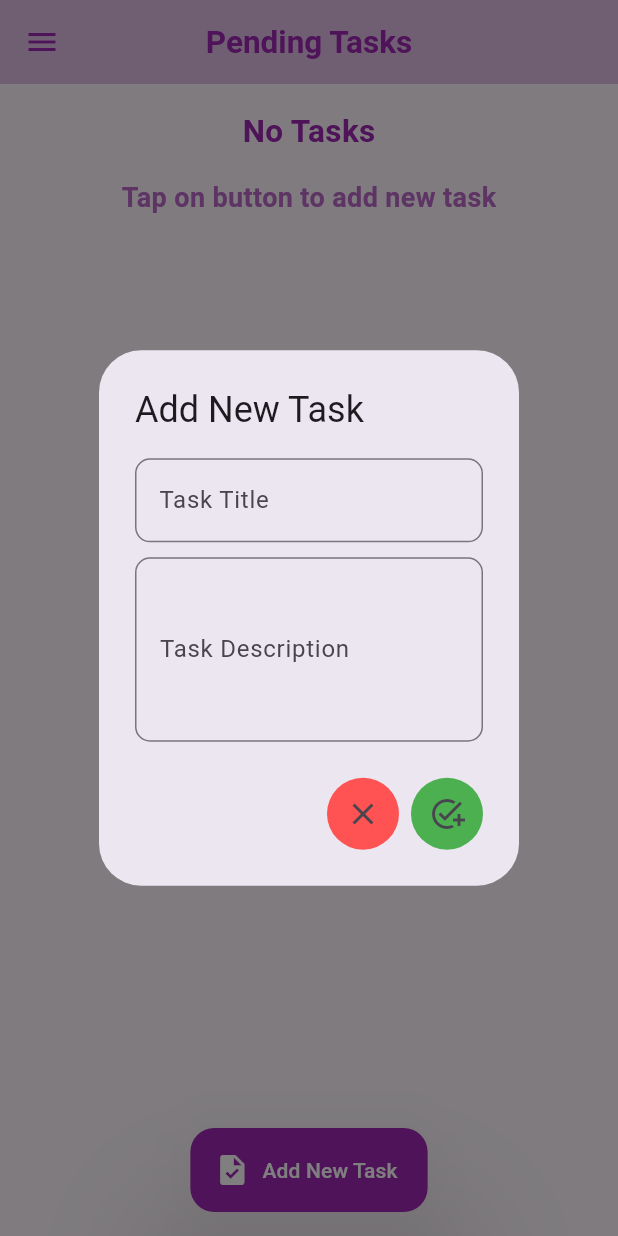
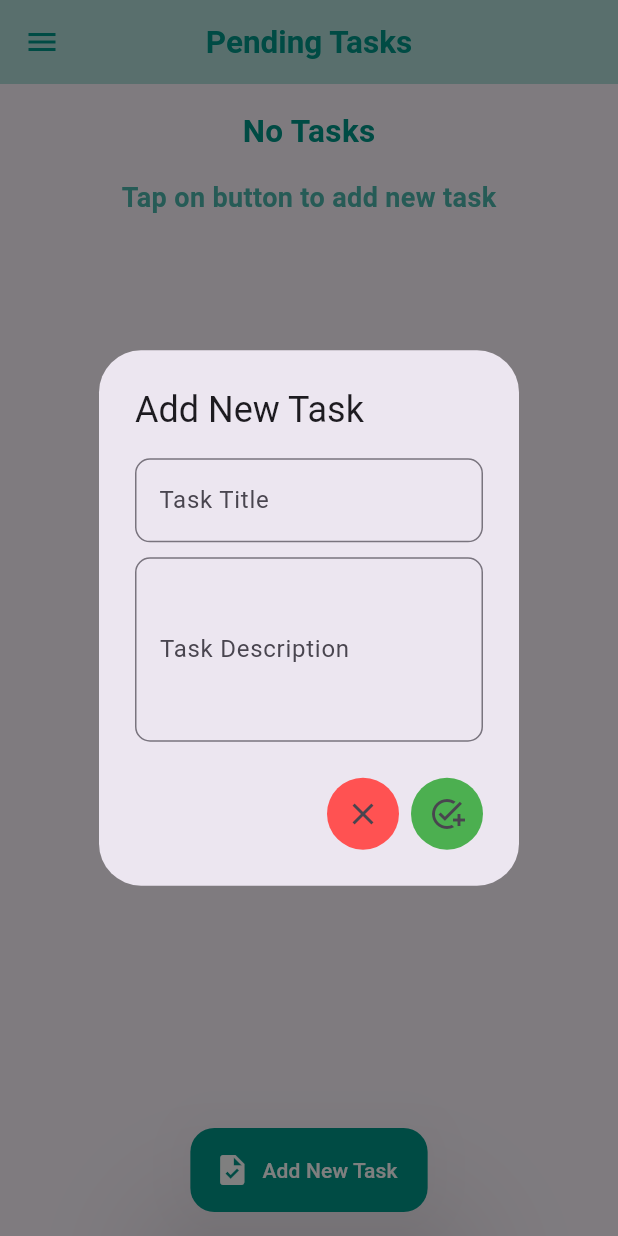
Before and after one commit to rajeevdubey1/ToDo-App, a Flutter app: the screen it shows after launch, after a tap on "Add New Task", on a phone screen of 412 x 824 dp. Run offline on Flutter 3.47's test engine with Material 3 defaults, Android fonts, the phone set to English and light mode, and no system bars; our stand-ins replace get, sqflite; accounts and stored records are empty.

```diff
--- a/lib/main.dart
+++ b/lib/main.dart
@@ -33,7 +33,7 @@ class MyApp extends StatelessWidget {
       debugShowCheckedModeBanner: false,
       title: 'Todo App',
       theme: ThemeData(
-        primarySwatch: Colors.purple,
+        primarySwatch: Colors.teal,
       ),
       home: const PendingTasksScreen(),
     );
--- a/lib/views/pending_tasks_screen.dart
+++ b/lib/views/pending_tasks_screen.dart
@@ -37,11 +37,11 @@ class _PendingTasksScreenState extends State<PendingTasksScreen> {
           const DrawerHeader(
             padding:  EdgeInsets.all(0),
                   decoration:
-                      BoxDecoration(color: Colors.purple),
+                      BoxDecoration(color: Colors.teal),
                   child: UserAccountsDrawerHeader(
                     margin:  EdgeInsets.all(0),
                     decoration:
-                        BoxDecoration(color: Colors.purple),
+                        BoxDecoration(color: Colors.teal),
                     accountName: Text(
                       "TODO LIST",
                       style: TextStyle(fontSize: 18, fontWeight: FontWeight.bold, color: Colors.white),
@@ -56,16 +56,16 @@ class _PendingTasksScreenState extends State<PendingTasksScreen> {
                   ),
           ),
           ListTile(
-            tileColor: Colors.purple[100],
+            tileColor: Colors.teal[100],
             leading: const Icon(
               Icons.pending_actions_rounded,
-              color: Colors.purple,
+              color: Colors.teal,
               size: 28,
             ),
             title: const Text(
               "Pending",
               style: TextStyle(
-                color: Colors.purple,
+                color: Colors.teal,
                 fontSize: 20,
                 fontWeight: FontWeight.w700,
               ),
@@ -79,16 +79,16 @@ class _PendingTasksScreenState extends State<PendingTasksScreen> {
             height: Get.height * 0.015,
           ),
           ListTile(
-            tileColor: Colors.purple[100],
+            tileColor: Colors.teal[100],
             leading: const Icon(
               Icons.done_outline_rounded,
-              color: Colors.purple,
+              color: Colors.teal,
               size: 28,
             ),
             title: const Text(
               "Completed",
               style: TextStyle(
-                color: Colors.purple,
+                color: Colors.teal,
                 fontSize: 20,
                 fontWeight: FontWeight.w700,
               ),
@@ -101,21 +101,21 @@ class _PendingTasksScreenState extends State<PendingTasksScreen> {
         ],
       )),
       appBar: AppBar(
-        iconTheme: const IconThemeData(color: Colors.purple),
+        iconTheme: const IconThemeData(color: Colors.teal),
         title: const Text("Pending Tasks",
             style: TextStyle(
-              color: Colors.purple,
+              color: Colors.teal,
               fontSize: 21,
               fontWeight: FontWeight.w700,
             )),
         centerTitle: true,
         elevation: 0.0,
-        backgroundColor: Colors.purple[100],
+        backgroundColor: Colors.teal[100],
       ),
       floatingActionButtonLocation: FloatingActionButtonLocation.centerFloat,
       floatingActionButton: FloatingActionButton.extended(
         elevation: 40,
-        backgroundColor: Colors.purple,
+        backgroundColor: Colors.teal,
         onPressed: () async {
           await newTaskInput(context);
         },
@@ -139,7 +139,7 @@ class _PendingTasksScreenState extends State<PendingTasksScreen> {
                         const Text(
                           "No Tasks",
                           style: TextStyle(
-                            color: Colors.purple,
+                            color: Colors.teal,
                             fontSize: 21,
                             fontWeight: FontWeight.w700,
                           ),
@@ -150,7 +150,7 @@ class _PendingTasksScreenState extends State<PendingTasksScreen> {
                         Text(
                           "Tap on button to add new task",
                           style: TextStyle(
-                            color: Colors.purple[300],
+                            color: Colors.teal[300],
                             fontSize: 18,
                             fontWeight: FontWeight.w600,
                           ),
@@ -226,7 +226,7 @@ class _PendingTasksScreenState extends State<PendingTasksScreen> {
                                 child: Container(
                                     // margin: const EdgeInsets.all(10),
                                     decoration: BoxDecoration(
-                                      color: Colors.purple.shade300,
+                                      color: Colors.teal.shade300,
                                       borderRadius: BorderRadius.circular(10),
                                       boxShadow: [
                                         BoxShadow(
@@ -273,7 +273,7 @@ class _PendingTasksScreenState extends State<PendingTasksScreen> {
                                             child: IconButton(
                                               icon: const Icon(
                                                 Icons.edit,
-                                                color: Colors.purple,
+                                                color: Colors.teal,
                                                 size: 25,
                                               ),
                                               onPressed: () {
```
Also changed, not shown: lib/views/done_tasks_screen.dart (+13 -13 lines), Sample ScreenShots.png, assets/images/todo_logo.png, 68 other files.
